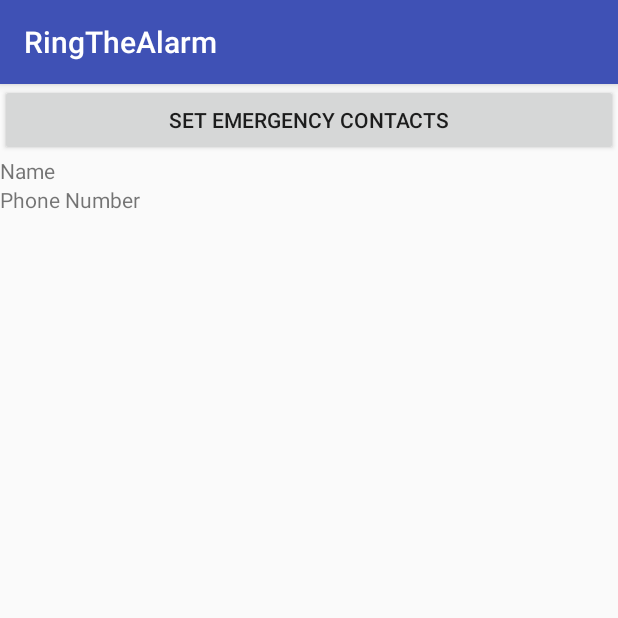
After one commit to NjeriNjoroge/Ring_The_Alarm, an Android app: the NotifyActivity screen opened directly, with no data from a screen before it, on a phone screen of 412 x 824 dp, the top half of it. The commit adds this screen. Run offline under Robolectric (Android 15) with nearby library versions, the phone set to English and light mode, and no system bars; our stand-ins replace ButterKnife.

Commit message:
users can select emergency contacts. But currently not been saved on device

```diff
--- a/app/build.gradle
+++ b/app/build.gradle
@@ -32,3 +32,5 @@ dependencies {
     compile 'com.android.support:cardview-v7:26.0.0-alpha1'
     testCompile 'junit:junit:4.12'
 }
+
+apply plugin: 'com.google.gms.google-services'
--- /dev/null
+++ b/app/src/main/java/com/example/gnjoroge/ringthealarm/NotifyActivity.java
@@ -0,0 +1,83 @@
+package com.example.gnjoroge.ringthealarm;
+
+import android.content.Intent;
+import android.database.Cursor;
+import android.net.Uri;
+import android.provider.ContactsContract;
+import android.support.v7.app.AppCompatActivity;
+import android.os.Bundle;
+import android.util.Log;
+import android.view.View;
+import android.widget.Button;
+import android.widget.TextView;
+
+import butterknife.Bind;
+import butterknife.ButterKnife;
+
+public class NotifyActivity extends AppCompatActivity {
+
+    private static final int RESULT_PICK_CONTACT = 50;
+
+    @Bind(R.id.button) Button mSelect;
+    @Bind(R.id.contactName) TextView mName;
+    @Bind(R.id.contactNum) TextView mNum;
+
+    @Override
+    protected void onCreate(Bundle savedInstanceState) {
+        super.onCreate(savedInstanceState);
+        setContentView(R.layout.activity_notify);
+        ButterKnife.bind(this);
+    }
+
+    public void pickContact(View v) {
+
+        Intent contactPickerIntent = new Intent(Intent.ACTION_PICK, ContactsContract.CommonDataKinds.Phone.CONTENT_URI);
+        startActivityForResult(contactPickerIntent, RESULT_PICK_CONTACT);
+    }
+
+    @Override
+    protected void onActivityResult(int requestCode, int resultCode, Intent data) {
+
+        //check whether result is ok
+        if (resultCode == RESULT_OK) {
+            //check for the request code, startActivityForResult
+            switch (requestCode) {
+                case RESULT_PICK_CONTACT:
+                    contactPicked(data);
+                    break;
+            }
+
+        } else {
+            Log.e("NotifyActivity", "Failed to pick contacts");
+        }
+    }
+
+    private void contactPicked(Intent data) {
+
+        Cursor cursor = null;
+
+        try {
+
+            String phoneNo = null;
+            String name = null;
+            // getData() method will have the Content Uri of the selected contact
+            Uri uri = data.getData();
+            //Query the content uri
+            cursor = getContentResolver().query(uri, null, null, null, null);
+            cursor.moveToFirst();
+            //column index of the phone number
+            int phoneIndex = cursor.getColumnIndex(ContactsContract.CommonDataKinds.Phone.NUMBER);
+            //column index of the contact name
+            int nameIndex = cursor.getColumnIndex(ContactsContract.CommonDataKinds.Phone.DISPLAY_NAME);
+            phoneNo = cursor.getString(phoneIndex);
+            name = cursor.getString(nameIndex);
+            //setting values to the text views
+            mName.setText(name);
+            mNum.setText(phoneNo);
+        } catch (Exception e){
+            e.printStackTrace();g
+        }
+    }
+
+
+}
--- a/app/src/main/res/layout/activity_main.xml
+++ b/app/src/main/res/layout/activity_main.xml
@@ -35,7 +35,7 @@
                 android:layout_gravity="center"
                 android:layout_marginBottom="30dp"
                 android:layout_marginTop="10dp"
-                app:srcCompat="@drawable/ic_local_hospital_white_24dp" />
+                app:srcCompat="@drawable/ambulance" />
 
             <TextView
                 android:id="@+id/textView"
@@ -85,7 +85,7 @@
                 android:layout_gravity="center"
                 android:layout_marginBottom="30dp"
                 android:layout_marginTop="10dp"
-                app:srcCompat="@drawable/ic_person_pin_circle_black_24dp" />
+                app:srcCompat="@drawable/ice" />
 
             <TextView
                 android:id="@+id/textView1"
--- /dev/null
+++ b/app/src/main/res/layout/activity_notify.xml
@@ -0,0 +1,60 @@
+<?xml version="1.0" encoding="utf-8"?>
+<LinearLayout xmlns:android="http://schemas.android.com/apk/res/android"
+    xmlns:app="http://schemas.android.com/apk/res-auto"
+    xmlns:tools="http://schemas.android.com/tools"
+    android:orientation="vertical"
+    android:layout_width="match_parent"
+    android:layout_height="match_parent"
+    tools:context="com.example.gnjoroge.ringthealarm.NotifyActivity">
+
+    <Button
+        android:id="@+id/button"
+        android:onClick="pickContact"
+        android:layout_width="match_parent"
+        android:layout_height="wrap_content"
+        android:text="Set emergency contacts" />
+
+    <LinearLayout
+        android:layout_width="match_parent"
+        android:layout_height="wrap_content"
+        android:orientation="horizontal">
+
+
+        <TextView
+            android:id="@+id/textView2"
+            android:layout_width="match_parent"
+            android:layout_height="wrap_content"
+            android:layout_weight="1"
+            android:text="Name" />
+
+        <TextView
+            android:id="@+id/contactName"
+            android:layout_width="match_parent"
+            android:layout_height="wrap_content"
+            android:layout_weight="1"
+            android:text="" />
+    </LinearLayout>
+
+    <LinearLayout
+        android:layout_width="match_parent"
+        android:layout_height="wrap_content"
+        android:orientation="horizontal">
+
+        <TextView
+            android:id="@+id/textView3"
+            android:layout_width="match_parent"
+            android:layout_height="wrap_content"
+            android:layout_weight="1"
+            android:text="Phone Number" />
+
+        <TextView
+            android:id="@+id/contactNum"
+            android:layout_width="match_parent"
+            android:layout_height="wrap_content"
+            android:layout_weight="1"
+            android:text="" />
+
+
+    </LinearLayout>
+
+</LinearLayout>
--- a/build.gradle
+++ b/build.gradle
@@ -6,6 +6,7 @@ buildscript {
     }
     dependencies {
         classpath 'com.android.tools.build:gradle:2.3.3'
+        classpath 'com.google.gms:google-services:3.1.0'
 
         // NOTE: Do not place your application dependencies here; they belong
         // in the individual module build.gradle files
```
Also changed, not shown: app/src/main/AndroidManifest.xml (+6 -3 lines), app/src/main/java/com/example/gnjoroge/ringthealarm/MainActivity.java (+9 -0 lines), app/src/main/res/drawable-hdpi/ambulance.png (added), app/src/main/res/drawable-hdpi/ice.png (added), 1 other file.
